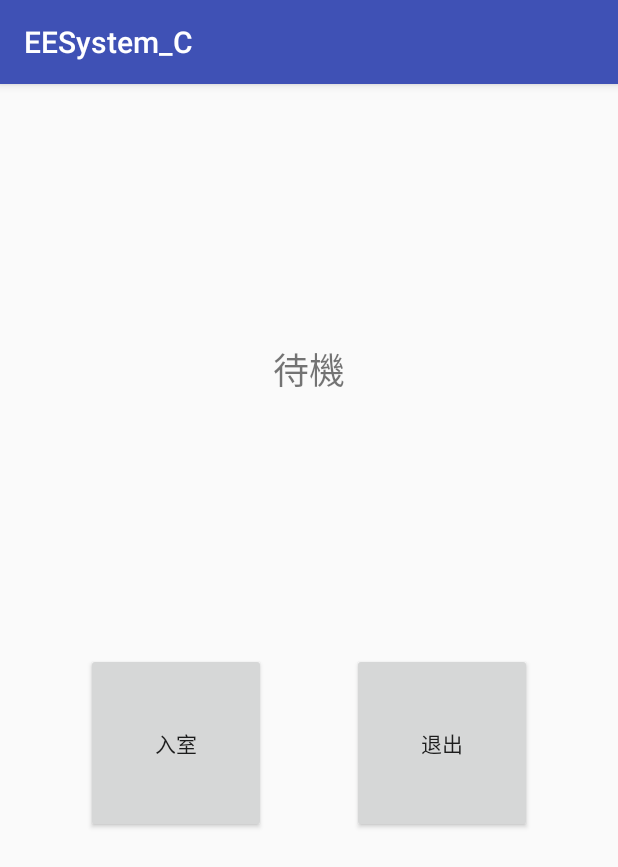
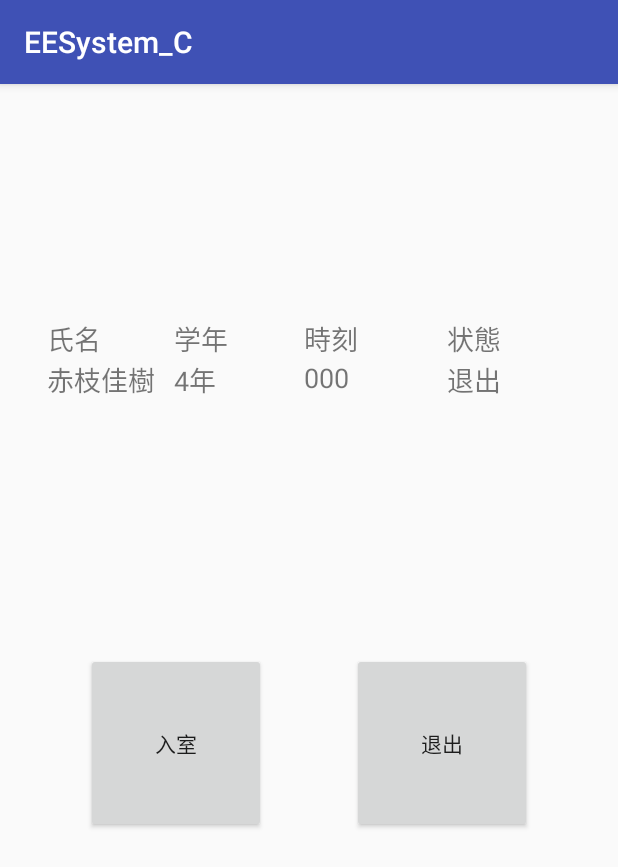
Before and after one commit to akaeda-yoshiki/EESystem_C, an Android app: the SelectAction screen opened directly, with no data from a screen before it, on a phone screen of 412 x 824 dp. Shown: the top 867 px of the screen. Run offline under Robolectric (Android 15) with nearby library versions, the phone set to English and light mode, and no system bars.

Commit message:
入退室選択画面に情報の表示を追加

```diff
--- a/app/src/main/java/com/example/akaedayoshiki/eesystem_c/SelectAction.java
+++ b/app/src/main/java/com/example/akaedayoshiki/eesystem_c/SelectAction.java
@@ -31,7 +31,7 @@ public class SelectAction extends AppCompatActivity {
     }
 
     public void onClick(View view) {
-        TextView textview1 = (TextView) this.findViewById(R.id.text);
+        TextView textview1 = (TextView) this.findViewById(R.id.stats1);
         switch (view.getId()) {
             case R.id.enter:
                 textview1.setText("入室");
--- a/app/src/main/java/com/example/akaedayoshiki/eesystem_c/WaitCard.java
+++ b/app/src/main/java/com/example/akaedayoshiki/eesystem_c/WaitCard.java
@@ -1,21 +1,39 @@
 package com.example.akaedayoshiki.eesystem_c;
 
 import android.content.Intent;
+import android.media.AudioAttributes;
+import android.media.SoundPool;
 import android.support.v7.app.AppCompatActivity;
 import android.os.Bundle;
 import android.view.View;
 
 public class WaitCard extends AppCompatActivity {
 
+//    private SoundPool soundPool;
+//    private int cardread_wav;
+
+
     @Override
     protected void onCreate(Bundle savedInstanceState) {
         super.onCreate(savedInstanceState);
         setContentView(R.layout.waitcard);
 
-//        findViewById(R.id.button);
+//        AudioAttributes attr = null;
+//        if (android.os.Build.VERSION.SDK_INT >= android.os.Build.VERSION_CODES.LOLLIPOP) {
+//            attr = new AudioAttributes.Builder()
+//                    .setUsage(AudioAttributes.USAGE_MEDIA)
+//                    .setContentType(AudioAttributes.CONTENT_TYPE_MUSIC)
+//                    .build();
+//            soundPool = new SoundPool.Builder()
+//                    .setAudioAttributes(attr)
+//                    .setMaxStreams(1)
+//                    .build();
+//        }
+//        cardread_wav = soundPool.load(this, R.raw.cardread, 1);
     }
 
-    public void onClick(View view){
+    public void onClick(View view) {
+//        soundPool.play(cardread_wav, 1F, 1F, 0, 0, 1F);
         Intent intent = new Intent(this, SelectAction.class);
         startActivity(intent);
     }
--- a/app/src/main/res/layout/selectaction.xml
+++ b/app/src/main/res/layout/selectaction.xml
@@ -31,16 +31,102 @@
         app:layout_constraintTop_toTopOf="parent"
         app:layout_constraintVertical_bias="0.585" />
 
-    <TextView
-        android:id="@+id/text"
-        android:layout_width="wrap_content"
-        android:layout_height="wrap_content"
-        android:text="@string/stats"
-        android:textSize="24sp"
+    <LinearLayout
+        android:id="@+id/linearLayout"
+        android:layout_width="349dp"
+        android:layout_height="68dp"
+        android:baselineAligned="false"
+        android:orientation="horizontal"
         app:layout_constraintBottom_toTopOf="@+id/enter"
         app:layout_constraintEnd_toEndOf="parent"
         app:layout_constraintHorizontal_bias="0.5"
         app:layout_constraintStart_toStartOf="parent"
-        app:layout_constraintTop_toTopOf="parent" />
+        app:layout_constraintTop_toTopOf="parent">
+
+        <LinearLayout
+            android:layout_width="18dp"
+            android:layout_height="match_parent"
+            android:layout_weight="1"
+            android:orientation="vertical">
+
+            <TextView
+                android:id="@+id/nameT"
+                android:layout_width="match_parent"
+                android:layout_height="wrap_content"
+                android:text="@string/nameT_S"
+                android:textSize="18sp" />
+
+            <TextView
+                android:id="@+id/name1"
+                android:layout_width="match_parent"
+                android:layout_height="wrap_content"
+                android:text="@string/name1_S"
+                android:textSize="18sp" />
+        </LinearLayout>
+
+        <LinearLayout
+            android:layout_width="20dp"
+            android:layout_height="match_parent"
+            android:layout_weight="1"
+            android:orientation="vertical">
+
+            <TextView
+                android:id="@+id/gradeT"
+                android:layout_width="match_parent"
+                android:layout_height="wrap_content"
+                android:text="@string/gradeT_S"
+                android:textSize="18sp" />
+
+            <TextView
+                android:id="@+id/grade1"
+                android:layout_width="match_parent"
+                android:layout_height="wrap_content"
+                android:text="@string/grade1_S"
+                android:textSize="18sp" />
+        </LinearLayout>
+
+        <LinearLayout
+            android:layout_width="28dp"
+            android:layout_height="match_parent"
+            android:layout_weight="1"
+            android:orientation="vertical">
+
+            <TextView
+                android:id="@+id/timeT"
+                android:layout_width="match_parent"
+                android:layout_height="wrap_content"
+                android:text="@string/timeT_S"
+                android:textSize="18sp" />
+
+            <TextView
+                android:id="@+id/time1"
+                android:layout_width="match_parent"
+                android:layout_height="wrap_content"
+                android:text="@string/time1_S"
+                android:textSize="18sp" />
+        </LinearLayout>
+
+        <LinearLayout
+            android:layout_width="15dp"
+            android:layout_height="match_parent"
+            android:layout_weight="1"
+            android:orientation="vertical">
+
+            <TextView
+                android:id="@+id/statsT"
+                android:layout_width="match_parent"
+                android:layout_height="wrap_content"
+                android:text="@string/statsT_S"
+                android:textSize="18sp" />
+
+            <TextView
+                android:id="@+id/stats1"
+                android:layout_width="match_parent"
+                android:layout_height="wrap_content"
+                android:text="@string/stats1_S"
+                android:textSize="18sp" />
+        </LinearLayout>
+
+    </LinearLayout>
 
 </android.support.constraint.ConstraintLayout>
--- a/app/src/main/res/values/strings.xml
+++ b/app/src/main/res/values/strings.xml
@@ -5,4 +5,12 @@
     <string name="enter_message">入室</string>
     <string name="exit_message">退出</string>
     <string name="stats">待機</string>
+    <string name="nameT_S">氏名</string>
+    <string name="gradeT_S">学年</string>
+    <string name="timeT_S">時刻</string>
+    <string name="statsT_S">状態</string>
+    <string name="name1_S">赤枝佳樹</string>
+    <string name="grade1_S">4年</string>
+    <string name="time1_S">000</string>
+    <string name="stats1_S">退出</string>
 </resources>
```
Also changed, not shown: 1 other file.
